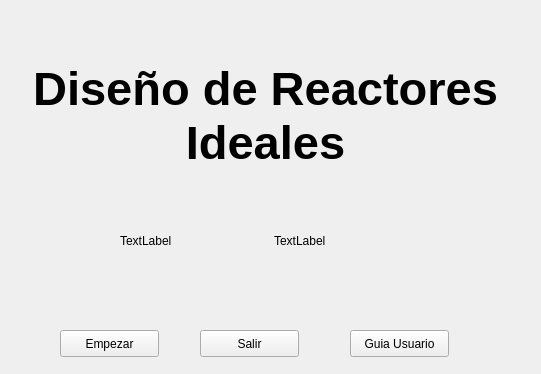
Above: ventanas/ventana_principal.ui from elCaxper/calculo-de-reactores before the change. Below: the same form after it.
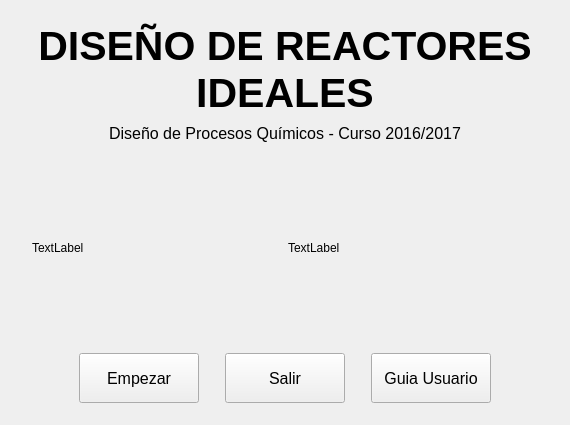
That is the form after the change.

Commit message: Modificadas ventana principal y de selección

```diff
--- a/ventanas/ventana_principal.ui
+++ b/ventanas/ventana_principal.ui
@@ -6,31 +6,55 @@
    <rect>
     <x>0</x>
     <y>0</y>
-    <width>541</width>
-    <height>374</height>
+    <width>570</width>
+    <height>425</height>
    </rect>
   </property>
+  <property name="minimumSize">
+   <size>
+    <width>570</width>
+    <height>425</height>
+   </size>
+  </property>
+  <property name="maximumSize">
+   <size>
+    <width>570</width>
+    <height>425</height>
+   </size>
+  </property>
   <property name="windowTitle">
    <string>Form</string>
   </property>
+  <layout class="QVBoxLayout" name="verticalLayout">
+   <item>
+    <spacer name="verticalSpacer">
+     <property name="orientation">
+      <enum>Qt::Vertical</enum>
+     </property>
+     <property name="sizeType">
+      <enum>QSizePolicy::Fixed</enum>
+     </property>
+     <property name="sizeHint" stdset="0">
+      <size>
+       <width>10</width>
+       <height>11</height>
+      </size>
+     </property>
+    </spacer>
+   </item>
+   <item>
+    <layout class="QVBoxLayout" name="verticalLayout_2">
+     <item>
   <widget class="QLabel" name="lb_titulo">
-   <property name="geometry">
-    <rect>
-     <x>30</x>
-     <y>60</y>
-     <width>471</width>
-     <height>111</height>
-    </rect>
-   </property>
    <property name="font">
     <font>
-     <pointsize>35</pointsize>
+         <pointsize>31</pointsize>
      <weight>75</weight>
      <bold>true</bold>
     </font>
    </property>
    <property name="text">
-    <string>Diseño de Reactores Ideales</string>
+        <string>DISEÑO DE REACTORES IDEALES</string>
    </property>
    <property name="textFormat">
     <enum>Qt::PlainText</enum>
@@ -42,71 +66,275 @@
     <bool>true</bool>
    </property>
   </widget>
-  <widget class="QWidget" name="horizontalLayoutWidget">
-   <property name="geometry">
-    <rect>
-     <x>120</x>
-     <y>190</y>
-     <width>301</width>
-     <height>101</height>
-    </rect>
-   </property>
+     </item>
+     <item>
+      <spacer name="verticalSpacer_3">
+       <property name="orientation">
+        <enum>Qt::Vertical</enum>
+       </property>
+       <property name="sizeType">
+        <enum>QSizePolicy::Fixed</enum>
+       </property>
+       <property name="sizeHint" stdset="0">
+        <size>
+         <width>20</width>
+         <height>2</height>
+        </size>
+       </property>
+      </spacer>
+     </item>
+     <item>
+      <widget class="QLabel" name="lb_titulo_2">
+       <property name="font">
+        <font>
+         <pointsize>12</pointsize>
+         <weight>50</weight>
+         <bold>false</bold>
+        </font>
+       </property>
+       <property name="text">
+        <string>Diseño de Procesos Químicos - Curso 2016/2017</string>
+       </property>
+       <property name="textFormat">
+        <enum>Qt::PlainText</enum>
+       </property>
+       <property name="alignment">
+        <set>Qt::AlignCenter</set>
+       </property>
+       <property name="wordWrap">
+        <bool>true</bool>
+       </property>
+      </widget>
+     </item>
+    </layout>
+   </item>
+   <item>
+    <spacer name="verticalSpacer_5">
+     <property name="orientation">
+      <enum>Qt::Vertical</enum>
+     </property>
+     <property name="sizeHint" stdset="0">
+      <size>
+       <width>20</width>
+       <height>40</height>
+      </size>
+     </property>
+    </spacer>
+   </item>
+   <item>
    <layout class="QHBoxLayout" name="horizontalLayout">
     <item>
-     <widget class="QLabel" name="lb_foto_2">
-      <property name="text">
-       <string>TextLabel</string>
-      </property>
-     </widget>
+      <spacer name="horizontalSpacer">
+       <property name="orientation">
+        <enum>Qt::Horizontal</enum>
+       </property>
+       <property name="sizeHint" stdset="0">
+        <size>
+         <width>40</width>
+         <height>20</height>
+        </size>
+       </property>
+      </spacer>
     </item>
     <item>
      <widget class="QLabel" name="lb_foto_1">
+       <property name="minimumSize">
+        <size>
+         <width>250</width>
+         <height>151</height>
+        </size>
+       </property>
+       <property name="maximumSize">
+        <size>
+         <width>250</width>
+         <height>151</height>
+        </size>
+       </property>
       <property name="text">
        <string>TextLabel</string>
       </property>
      </widget>
     </item>
-   </layout>
-  </widget>
+     <item>
+      <widget class="QLabel" name="lb_foto_2">
+       <property name="minimumSize">
+        <size>
+         <width>250</width>
+         <height>151</height>
+        </size>
+       </property>
+       <property name="maximumSize">
+        <size>
+         <width>250</width>
+         <height>151</height>
+        </size>
+       </property>
+       <property name="text">
+        <string>TextLabel</string>
+       </property>
+      </widget>
+     </item>
+     <item>
+      <spacer name="horizontalSpacer_2">
+       <property name="orientation">
+        <enum>Qt::Horizontal</enum>
+       </property>
+       <property name="sizeHint" stdset="0">
+        <size>
+         <width>40</width>
+         <height>20</height>
+        </size>
+       </property>
+      </spacer>
+     </item>
+    </layout>
+   </item>
+   <item>
+    <spacer name="verticalSpacer_4">
+     <property name="orientation">
+      <enum>Qt::Vertical</enum>
+     </property>
+     <property name="sizeHint" stdset="0">
+      <size>
+       <width>20</width>
+       <height>40</height>
+      </size>
+     </property>
+    </spacer>
+   </item>
+   <item>
+    <layout class="QHBoxLayout" name="horizontalLayout_2">
+     <item>
+      <spacer name="horizontalSpacer_5">
+       <property name="orientation">
+        <enum>Qt::Horizontal</enum>
+       </property>
+       <property name="sizeHint" stdset="0">
+        <size>
+         <width>40</width>
+         <height>20</height>
+        </size>
+       </property>
+      </spacer>
+     </item>
+     <item>
   <widget class="QPushButton" name="btn_empezar">
-   <property name="geometry">
-    <rect>
-     <x>60</x>
-     <y>330</y>
-     <width>99</width>
-     <height>27</height>
-    </rect>
+       <property name="minimumSize">
+        <size>
+         <width>120</width>
+         <height>50</height>
+        </size>
+       </property>
+       <property name="font">
+        <font>
+         <pointsize>12</pointsize>
+        </font>
    </property>
    <property name="text">
     <string>Empezar</string>
    </property>
   </widget>
+     </item>
+     <item>
+      <spacer name="horizontalSpacer_3">
+       <property name="orientation">
+        <enum>Qt::Horizontal</enum>
+       </property>
+       <property name="sizeType">
+        <enum>QSizePolicy::Fixed</enum>
+       </property>
+       <property name="sizeHint" stdset="0">
+        <size>
+         <width>20</width>
+         <height>20</height>
+        </size>
+       </property>
+      </spacer>
+     </item>
+     <item>
   <widget class="QPushButton" name="btn_salir">
-   <property name="geometry">
-    <rect>
-     <x>200</x>
-     <y>330</y>
-     <width>99</width>
-     <height>27</height>
-    </rect>
+       <property name="minimumSize">
+        <size>
+         <width>120</width>
+         <height>50</height>
+        </size>
+       </property>
+       <property name="font">
+        <font>
+         <pointsize>12</pointsize>
+        </font>
    </property>
    <property name="text">
     <string>Salir</string>
    </property>
   </widget>
+     </item>
+     <item>
+      <spacer name="horizontalSpacer_4">
+       <property name="orientation">
+        <enum>Qt::Horizontal</enum>
+       </property>
+       <property name="sizeType">
+        <enum>QSizePolicy::Fixed</enum>
+       </property>
+       <property name="sizeHint" stdset="0">
+        <size>
+         <width>20</width>
+         <height>20</height>
+        </size>
+       </property>
+      </spacer>
+     </item>
+     <item>
   <widget class="QPushButton" name="mostrar_guia">
-   <property name="geometry">
-    <rect>
-     <x>350</x>
-     <y>330</y>
-     <width>99</width>
-     <height>27</height>
-    </rect>
+       <property name="minimumSize">
+        <size>
+         <width>120</width>
+         <height>50</height>
+        </size>
+       </property>
+       <property name="font">
+        <font>
+         <pointsize>12</pointsize>
+        </font>
    </property>
    <property name="text">
     <string>Guia Usuario</string>
    </property>
   </widget>
+     </item>
+     <item>
+      <spacer name="horizontalSpacer_6">
+       <property name="orientation">
+        <enum>Qt::Horizontal</enum>
+       </property>
+       <property name="sizeHint" stdset="0">
+        <size>
+         <width>40</width>
+         <height>20</height>
+        </size>
+       </property>
+      </spacer>
+     </item>
+    </layout>
+   </item>
+   <item>
+    <spacer name="verticalSpacer_2">
+     <property name="orientation">
+      <enum>Qt::Vertical</enum>
+     </property>
+     <property name="sizeType">
+      <enum>QSizePolicy::Fixed</enum>
+     </property>
+     <property name="sizeHint" stdset="0">
+      <size>
+       <width>20</width>
+       <height>11</height>
+      </size>
+     </property>
+    </spacer>
+   </item>
+  </layout>
  </widget>
  <resources/>
  <connections/>
```
Left out of the diff: 2 changed lines with no effect on the pictures. Lines whose indentation alone changed are shown as unchanged. The commit also changes 4 other files.
